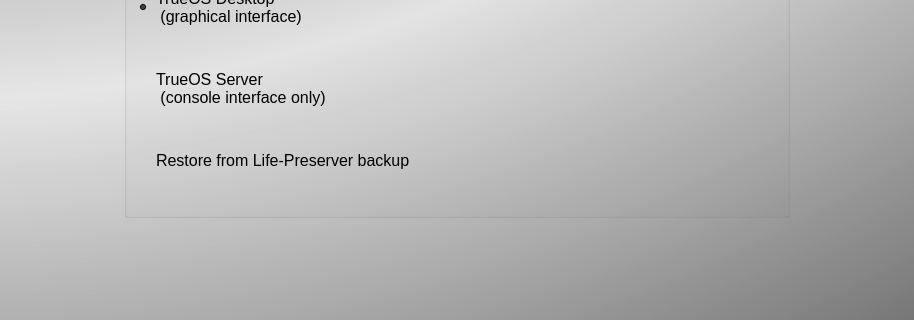
This is src-qt5/pc-installgui/installer.ui in trueos/trueos-utils-qt5 as Qt 5 draws it before an edit; both pictures show x 0 to 914 and y 295 to 615 of the 914 by 769 pixel window. The edited form follows.
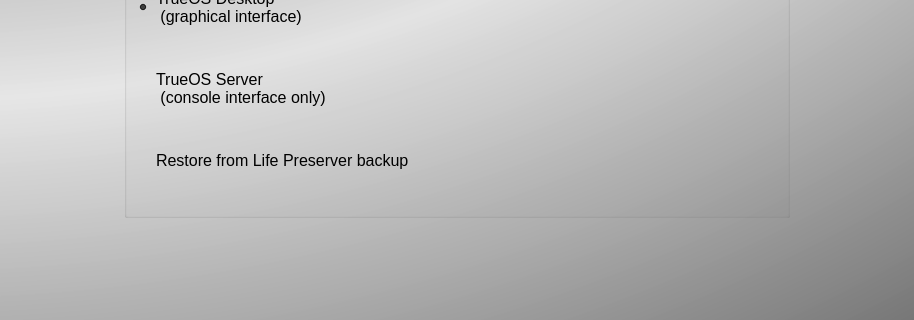
This is the edited form. Icons and pictures are not drawn.

Commit message: update text in Life Preserver screens

```diff
--- a/src-qt5/pc-installgui/installer.ui
+++ b/src-qt5/pc-installgui/installer.ui
@@ -511,7 +511,7 @@
               <string>Restore from an existing backup</string>
              </property>
              <property name="text">
-              <string>Restore from Life-Preserver backup</string>
+              <string>Restore from Life Preserver backup</string>
              </property>
              <property name="icon">
               <iconset resource="sysinstaller.qrc">
```
The commit also changes 1 other file.
